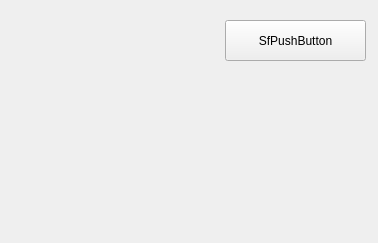
First picture: the form in bin/analog-clock.ui, repository Scanframe/sf-mod-app, before the edit.
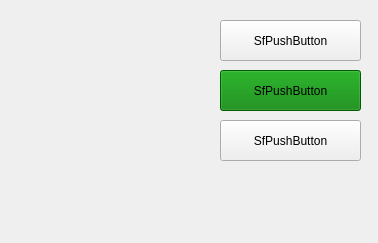
Second picture: the form after the edit. Custom widgets are drawn as their Qt base class.

The edit to the form file:
```diff
--- a/bin/analog-clock.ui
+++ b/bin/analog-clock.ui
@@ -16,7 +16,7 @@
   <widget class="sf::AnalogClock" name="sfAnalogClock">
    <property name="geometry">
     <rect>
-     <x>40</x>
+     <x>20</x>
      <y>20</y>
      <width>171</width>
      <height>181</height>
@@ -32,7 +32,7 @@
   <widget class="sf::PushButton" name="sfPushButton">
    <property name="geometry">
     <rect>
-     <x>225</x>
+     <x>220</x>
      <y>20</y>
      <width>141</width>
      <height>41</height>
@@ -57,6 +57,67 @@
     <string notr="true">:/logo/scanframe</string>
    </property>
   </widget>
+  <widget class="sf::PushButton" name="sfPushButton_2">
+   <property name="geometry">
+    <rect>
+     <x>220</x>
+     <y>70</y>
+     <width>141</width>
+     <height>41</height>
+    </rect>
+   </property>
+   <property name="toolTip">
+    <string>A inherited push button</string>
+   </property>
+   <property name="whatsThis">
+    <string>The a button for testing properties.</string>
+   </property>
+   <property name="styleSheet">
+    <string notr="true">background-color: green;
+     qproperty-iconSource: ":/action/clear";
+    </string>
+   </property>
+   <property name="text">
+    <string>SfPushButton</string>
+   </property>
+   <property name="iconSize">
+    <size>
+     <width>24</width>
+     <height>24</height>
+    </size>
+   </property>
+   <property name="iconSource">
+    <string>:/logo/scanframe</string>
+   </property>
+  </widget>
+  <widget class="sf::PushButton" name="sfPushButton_3">
+   <property name="geometry">
+    <rect>
+     <x>220</x>
+     <y>120</y>
+     <width>141</width>
+     <height>41</height>
+    </rect>
+   </property>
+   <property name="toolTip">
+    <string>A inherited push button</string>
+   </property>
+   <property name="whatsThis">
+    <string>The a button for testing properties.</string>
+   </property>
+   <property name="text">
+    <string>SfPushButton</string>
+   </property>
+   <property name="iconSize">
+    <size>
+     <width>24</width>
+     <height>24</height>
+    </size>
+   </property>
+   <property name="iconSource">
+    <string notr="true">:/action/reload</string>
+   </property>
+  </widget>
  </widget>
  <customwidgets>
   <customwidget>
```
